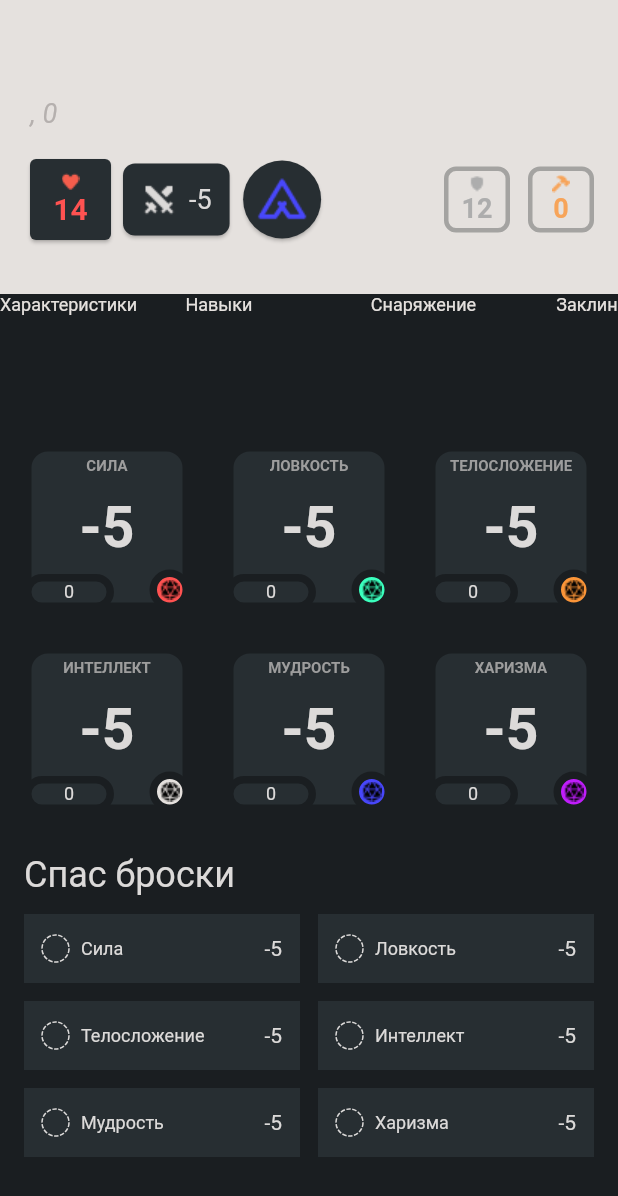
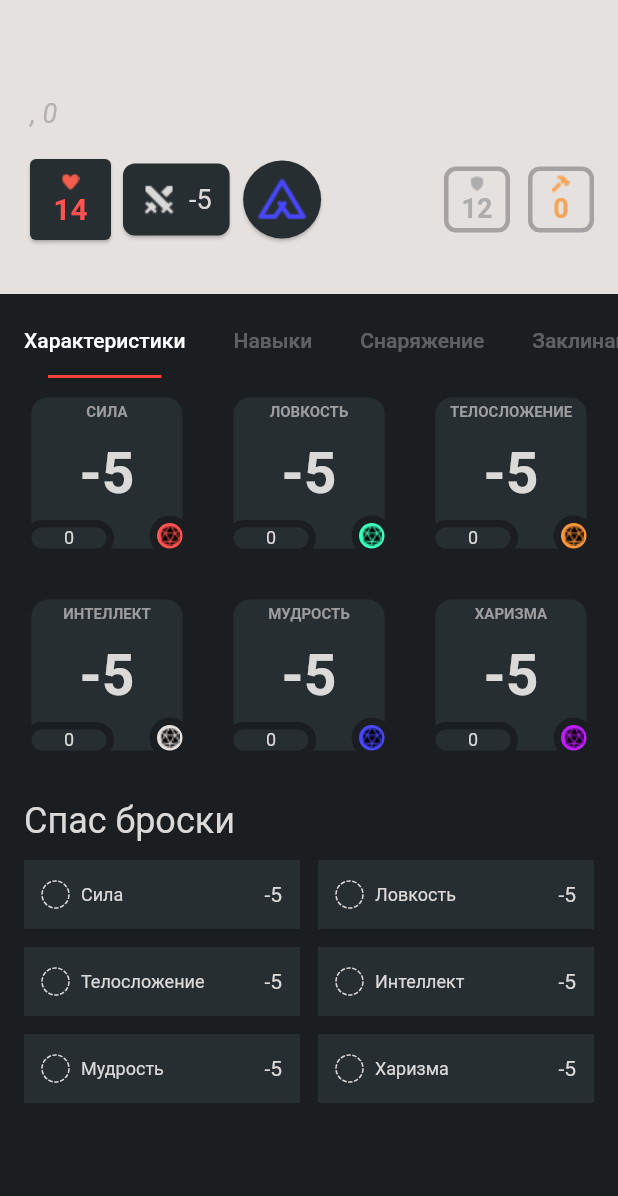
Before and after one commit to fates-dnd/play-dnd, a Flutter app: the CharacterScreen screen opened directly with empty values, on a phone screen of 412 x 824 dp. Shown: the top 1196 px of the screen. Run offline on Flutter 3.47's test engine with Material 2 defaults, Android fonts, the phone set to English and light mode, and no system bars; drawn by our look-alikes of dotted_border; our stand-ins replace bloc, flutter_bloc, get_it, hive, hive_flutter; accounts and stored records are empty.

Commit message:
uses tabs instead of indicators

```diff
--- a/lib/ui/characters/pager_with_indicators.dart
+++ b/lib/ui/characters/pager_with_indicators.dart
@@ -14,67 +14,42 @@ class PagerWithIndicators extends StatefulWidget {
 
 class PagerWithIndicatorsState extends State<PagerWithIndicators> {
   late PageController _controller;
-  late PageController _indicatorController;
 
   @override
   void initState() {
     super.initState();
-    _controller = PageController()
-      ..addListener(
-        () => setState(() {
-          _indicatorController.jumpTo(_controller.offset * 0.3);
-        }),
-      );
-
-    _indicatorController = PageController(viewportFraction: 0.3);
+    _controller = PageController();
   }
 
   @override
   Widget build(BuildContext context) {
-    return Column(
+    return DefaultTabController(
+      length: widget.namedPages.length,
+      child: Column(
         crossAxisAlignment: CrossAxisAlignment.start,
         children: [
-        Container(
-          height: 100,
-          child: PageView(
-            controller: _indicatorController,
-            padEnds: false,
-            children: widget.namedPages.keys
-                .map((title) => IndicatorItem(title: title, opacity: 1.0))
-                .toList(),
-          ),
-        ),
+          TabBar(
+              indicatorColor: Colors.red,
+              indicatorPadding: EdgeInsets.symmetric(horizontal: 32),
+              padding: const EdgeInsets.symmetric(vertical: 8.0),
+              isScrollable: true,
+              unselectedLabelColor: Colors.white.withOpacity(0.3),
+              tabs: widget.namedPages.keys
+                  .map((e) => Tab(
+                        child: Text(e),
+                      ))
+                  .toList()),
           Expanded(
-          child: PageView(
+            child: TabBarView(
                 children: widget.namedPages.values
                     .map((e) => Padding(
                           padding: EdgeInsets.symmetric(horizontal: 16),
                           child: e,
                         ))
-                .toList(),
-            controller: _controller,
+                    .toList()),
+          )
+        ],
       ),
-        ),
-      ],
     );
   }
 }
-
-class IndicatorItem extends StatelessWidget {
-  final String title;
-  final double opacity;
-
-  const IndicatorItem({
-    Key? key,
-    required this.title,
-    required this.opacity,
-  }) : super(key: key);
-
-  @override
-  Widget build(BuildContext context) {
-    return Text(
-      title,
-      style: TextStyle(color: Color(0xFFE5E1DE)),
-    );
-  }
-}
```
Lines whose indentation alone changed are shown as unchanged.
